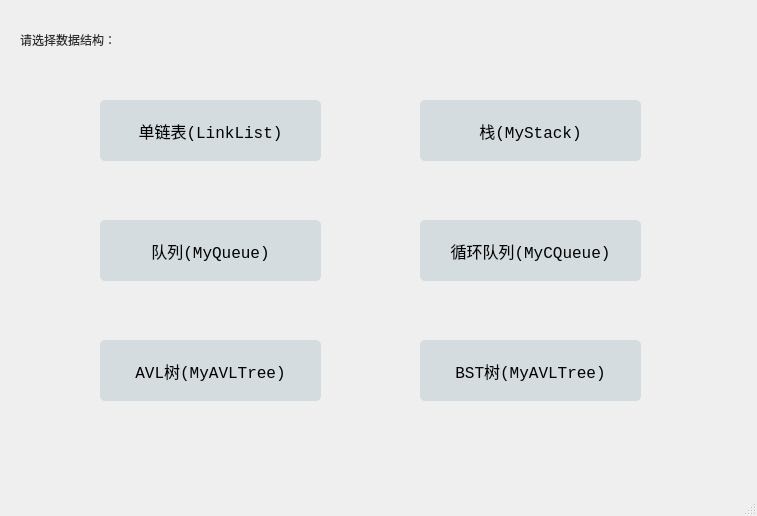
Qt form mainwindow.ui (bkqkdksdr/QT) before a commit.
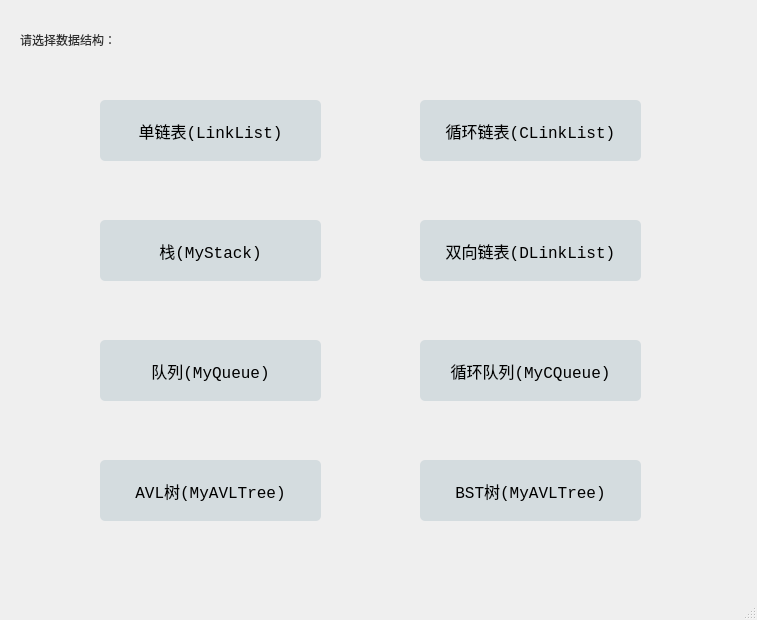
The same form after that commit.

Commit message: 新增加循环链表，双向循环链表。

```diff
--- a/mainwindow.ui
+++ b/mainwindow.ui
@@ -7,7 +7,7 @@
     <x>0</x>
     <y>0</y>
     <width>757</width>
-    <height>516</height>
+    <height>620</height>
    </rect>
   </property>
   <property name="windowTitle">
@@ -77,8 +77,8 @@
    <widget class="QPushButton" name="pushButton2">
     <property name="geometry">
      <rect>
-      <x>420</x>
-      <y>100</y>
+      <x>100</x>
+      <y>220</y>
       <width>221</width>
       <height>61</height>
      </rect>
@@ -121,7 +121,7 @@
     <property name="geometry">
      <rect>
       <x>100</x>
-      <y>220</y>
+      <y>340</y>
       <width>221</width>
       <height>61</height>
      </rect>
@@ -164,7 +164,7 @@
     <property name="geometry">
      <rect>
       <x>420</x>
-      <y>220</y>
+      <y>340</y>
       <width>221</width>
       <height>61</height>
      </rect>
@@ -207,7 +207,7 @@
     <property name="geometry">
      <rect>
       <x>100</x>
-      <y>340</y>
+      <y>460</y>
       <width>221</width>
       <height>61</height>
      </rect>
@@ -250,7 +250,7 @@
     <property name="geometry">
      <rect>
       <x>420</x>
-      <y>340</y>
+      <y>460</y>
       <width>221</width>
       <height>61</height>
      </rect>
@@ -289,6 +289,92 @@
      <string>BST树(MyAVLTree)</string>
     </property>
    </widget>
+   <widget class="QPushButton" name="pushButton7">
+    <property name="geometry">
+     <rect>
+      <x>420</x>
+      <y>100</y>
+      <width>221</width>
+      <height>61</height>
+     </rect>
+    </property>
+    <property name="sizePolicy">
+     <sizepolicy hsizetype="Preferred" vsizetype="Preferred">
+      <horstretch>0</horstretch>
+      <verstretch>0</verstretch>
+     </sizepolicy>
+    </property>
+    <property name="font">
+     <font>
+      <family>Consolas</family>
+      <pointsize>12</pointsize>
+      <weight>50</weight>
+      <bold>false</bold>
+     </font>
+    </property>
+    <property name="cursor">
+     <cursorShape>OpenHandCursor</cursorShape>
+    </property>
+    <property name="styleSheet">
+     <string notr="true">QPushButton {
+     background-color: #D4DCDF;
+     border-radius: 5%;
+}
+
+QPushButton:pressed {
+     background-color: #D4DCDF;
+     border-radius: 5%;
+	color: white;
+	border: 5px solid white;
+}</string>
+    </property>
+    <property name="text">
+     <string>循环链表(CLinkList)</string>
+    </property>
+   </widget>
+   <widget class="QPushButton" name="pushButton8">
+    <property name="geometry">
+     <rect>
+      <x>420</x>
+      <y>220</y>
+      <width>221</width>
+      <height>61</height>
+     </rect>
+    </property>
+    <property name="sizePolicy">
+     <sizepolicy hsizetype="Preferred" vsizetype="Preferred">
+      <horstretch>0</horstretch>
+      <verstretch>0</verstretch>
+     </sizepolicy>
+    </property>
+    <property name="font">
+     <font>
+      <family>Consolas</family>
+      <pointsize>12</pointsize>
+      <weight>50</weight>
+      <bold>false</bold>
+     </font>
+    </property>
+    <property name="cursor">
+     <cursorShape>OpenHandCursor</cursorShape>
+    </property>
+    <property name="styleSheet">
+     <string notr="true">QPushButton {
+     background-color: #D4DCDF;
+     border-radius: 5%;
+}
+
+QPushButton:pressed {
+     background-color: #D4DCDF;
+     border-radius: 5%;
+	color: white;
+	border: 5px solid white;
+}</string>
+    </property>
+    <property name="text">
+     <string>双向链表(DLinkList)</string>
+    </property>
+   </widget>
   </widget>
   <widget class="QMenuBar" name="menubar">
    <property name="geometry">
```
The commit also changes 21 other files.
